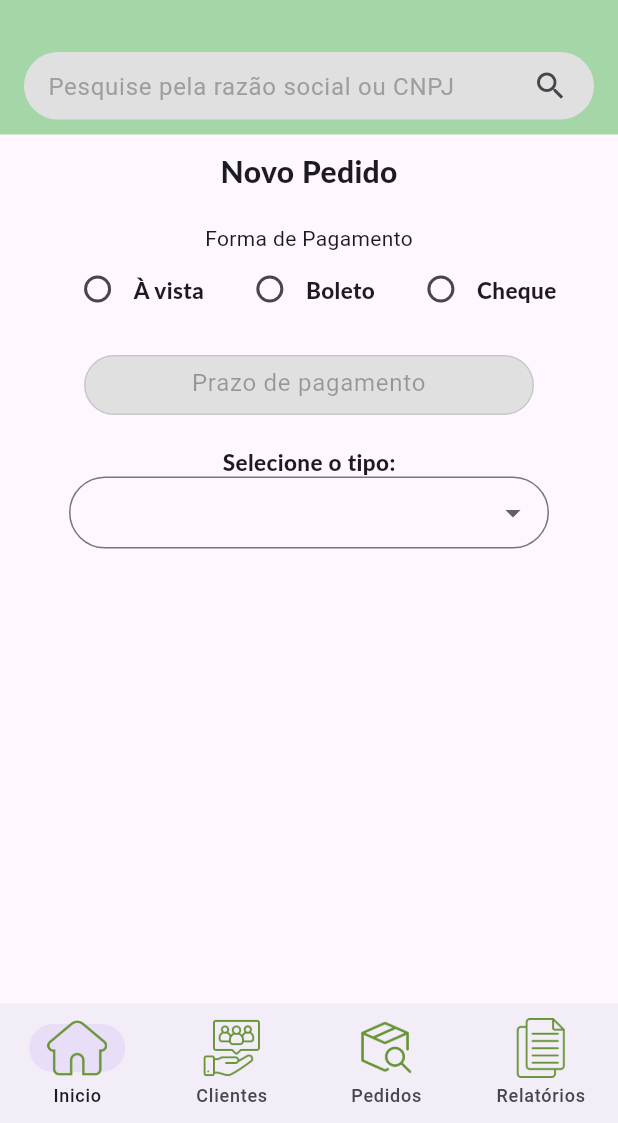
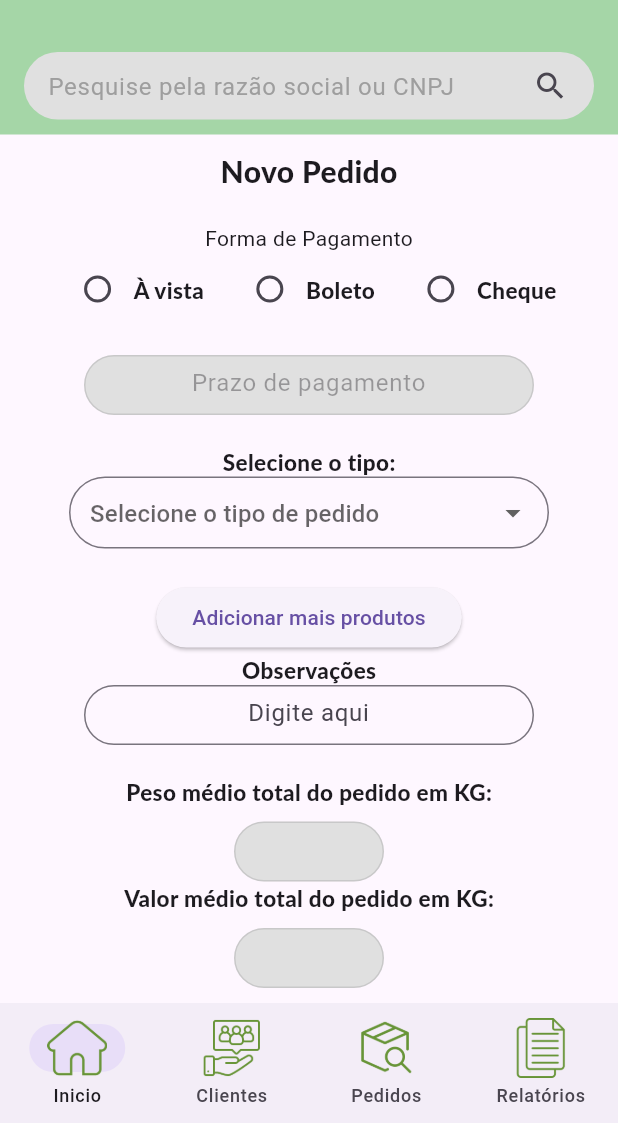
Before and after one commit to vcoimbradev/pacsoft, a Flutter app: the screen it shows after launch, on a phone screen of 412 x 824 dp, the part 113-1236 px from its top. Run offline on Flutter 3.47's test engine with Material 3 defaults, Android fonts, the phone set to English and light mode, and no system bars; Roboto replaces fonts that are missing (Lato).

Commit message:
Tela Pedidos finalizada

```diff
--- a/REPRESENTANTE/pacsoft_representante/lib/Components/Barra_inferior.dart
+++ b/REPRESENTANTE/pacsoft_representante/lib/Components/Barra_inferior.dart
@@ -2,6 +2,8 @@ import 'package:flutter/material.dart';
 import 'package:pacsoft_representante/HOME/PG_INICIAL.dart';
 
 class barra_inferior extends StatefulWidget implements PreferredSizeWidget{
+  const barra_inferior({super.key});
+
   @override
   State<StatefulWidget> createState() {
     return baixo();
--- a/REPRESENTANTE/pacsoft_representante/lib/Components/Barra_pesquisa.dart
+++ b/REPRESENTANTE/pacsoft_representante/lib/Components/Barra_pesquisa.dart
@@ -1,6 +1,8 @@
 import 'package:flutter/material.dart';
 
 class Barra_pesquisa extends StatefulWidget implements PreferredSizeWidget{
+  const Barra_pesquisa({super.key});
+
   @override
   State<StatefulWidget> createState() {
     return barra();
--- a/REPRESENTANTE/pacsoft_representante/lib/Components/Barra_superior.dart
+++ b/REPRESENTANTE/pacsoft_representante/lib/Components/Barra_superior.dart
@@ -1,6 +1,5 @@
 // ignore: file_names
 import 'package:flutter/material.dart';
-import 'package:flutter/services.dart';
 import 'package:pacsoft_representante/HOME/PG_PERFIL.dart';
 
 class barra_superior extends StatefulWidget implements PreferredSizeWidget{
--- a/REPRESENTANTE/pacsoft_representante/lib/Components/Inicializador.dart
+++ b/REPRESENTANTE/pacsoft_representante/lib/Components/Inicializador.dart
@@ -5,6 +5,8 @@ import 'package:pacsoft_representante/HOME/PG_PEDIDOS.dart';
 import 'package:pacsoft_representante/HOME/PG_PERFIL.dart';
 
 class Pacsoft extends StatelessWidget {
+  const Pacsoft({super.key});
+
   @override
   Widget build(BuildContext context) {
     return MaterialApp(
--- a/REPRESENTANTE/pacsoft_representante/lib/Components/Observacoes.dart
+++ b/REPRESENTANTE/pacsoft_representante/lib/Components/Observacoes.dart
@@ -1,6 +1,8 @@
 import 'package:flutter/material.dart';
 
 class Observacoes extends StatefulWidget {
+  const Observacoes({super.key});
+
   @override
   State<StatefulWidget> createState() {
     return observacoesstate();
@@ -17,7 +19,7 @@ class observacoesstate extends State<Observacoes> {
           style: TextStyle(
               fontFamily: 'Lato', fontWeight: FontWeight.w800, fontSize: 15),
         ),
-        Container(
+        SizedBox(
           width: 300,
           height: 40,
           child: TextField(
--- a/REPRESENTANTE/pacsoft_representante/lib/Components/Peso_medio.dart
+++ b/REPRESENTANTE/pacsoft_representante/lib/Components/Peso_medio.dart
@@ -1,6 +1,8 @@
 import 'package:flutter/material.dart';
 
 class Pesomedio extends StatefulWidget {
+  const Pesomedio({super.key});
+
   @override
   State<StatefulWidget> createState() {
     return pesomediostate();
--- a/REPRESENTANTE/pacsoft_representante/lib/Components/Preco.dart
+++ b/REPRESENTANTE/pacsoft_representante/lib/Components/Preco.dart
@@ -1,6 +1,8 @@
 import 'package:flutter/material.dart';
 
 class Preco extends StatefulWidget {
+  const Preco({super.key});
+
   @override
   State<StatefulWidget> createState() {
     return precostate();
@@ -16,7 +18,7 @@ class precostate extends State<Preco> {
         style: TextStyle(
             fontFamily: 'Lato', fontWeight: FontWeight.w800, fontSize: 15),
       ),
-      Container(
+      SizedBox(
         width: 150,
         height: 40,
         child: TextField(
--- a/REPRESENTANTE/pacsoft_representante/lib/Components/Preco_mil.dart
+++ b/REPRESENTANTE/pacsoft_representante/lib/Components/Preco_mil.dart
@@ -1,6 +1,8 @@
 import 'package:flutter/material.dart';
 
 class Preco extends StatefulWidget {
+  const Preco({super.key});
+
   @override
   State<StatefulWidget> createState() {
     return precostate();
@@ -16,7 +18,7 @@ class precostate extends State<Preco> {
         style: TextStyle(
             fontFamily: 'Lato', fontWeight: FontWeight.w800, fontSize: 15),
       ),
-      Container(
+      SizedBox(
         width: 150,
         height: 40,
         child: TextField(
--- a/REPRESENTANTE/pacsoft_representante/lib/Components/Quantidade_KG.dart
+++ b/REPRESENTANTE/pacsoft_representante/lib/Components/Quantidade_KG.dart
@@ -2,6 +2,8 @@ import 'package:flutter/material.dart';
 import 'package:pacsoft_representante/HOME/PG_PEDIDOS.dart';
 
 class QuantidadeKg extends StatefulWidget {
+  const QuantidadeKg({super.key});
+
   @override
   State<StatefulWidget> createState() {
     return quantidadekgstate();
@@ -19,7 +21,7 @@ class quantidadekgstate extends State<QuantidadeKg> {
           style: TextStyle(
               fontFamily: 'Lato', fontWeight: FontWeight.w800, fontSize: 15),
         ),
-        Container(
+        SizedBox(
           width: 150,
           height: 40,
           child: TextField(
--- a/REPRESENTANTE/pacsoft_representante/lib/Components/Quantidade_fardo.dart
+++ b/REPRESENTANTE/pacsoft_representante/lib/Components/Quantidade_fardo.dart
@@ -1,6 +1,8 @@
 import 'package:flutter/material.dart';
 
 class QuantidadeFardo extends StatefulWidget {
+  const QuantidadeFardo({super.key});
+
   @override
   State<StatefulWidget> createState() {
     return quantidadestage();
@@ -17,7 +19,7 @@ class quantidadestage extends State<QuantidadeFardo> {
           style: TextStyle(
               fontFamily: 'Lato', fontWeight: FontWeight.w800, fontSize: 15),
         ),
-        Container(
+        SizedBox(
           width: 150,
           height: 40,
           child: TextField(
--- a/REPRESENTANTE/pacsoft_representante/lib/Components/Quantidade_mil.dart
+++ b/REPRESENTANTE/pacsoft_representante/lib/Components/Quantidade_mil.dart
@@ -1,6 +1,8 @@
 import 'package:flutter/material.dart';
 
 class Preco extends StatefulWidget {
+  const Preco({super.key});
+
   @override
   State<StatefulWidget> createState() {
     return precostate();
@@ -16,7 +18,7 @@ class precostate extends State<Preco> {
         style: TextStyle(
             fontFamily: 'Lato', fontWeight: FontWeight.w800, fontSize: 15),
       ),
-      Container(
+      SizedBox(
         width: 150,
         height: 40,
         child: TextField(
--- a/REPRESENTANTE/pacsoft_representante/lib/Components/Tamanho_Pacote.dart
+++ b/REPRESENTANTE/pacsoft_representante/lib/Components/Tamanho_Pacote.dart
@@ -4,7 +4,7 @@ class TamanhoPacote extends StatefulWidget {
 
 final String? produtoSelecionado; // Recebe o produto selecionado
 
-TamanhoPacote({required this.produtoSelecionado});
+const TamanhoPacote({super.key, required this.produtoSelecionado});
 
   @override
   State<StatefulWidget> createState() {
--- a/REPRESENTANTE/pacsoft_representante/lib/Components/valor_medio.dart
+++ b/REPRESENTANTE/pacsoft_representante/lib/Components/valor_medio.dart
@@ -1,6 +1,8 @@
 import 'package:flutter/material.dart';
 
 class Valormedio extends StatefulWidget {
+  const Valormedio({super.key});
+
   @override
   State<StatefulWidget> createState() {
     return valormediostate();
--- a/REPRESENTANTE/pacsoft_representante/lib/HOME/PG_INICIAL.dart
+++ b/REPRESENTANTE/pacsoft_representante/lib/HOME/PG_INICIAL.dart
@@ -4,6 +4,8 @@ import 'package:pacsoft_representante/Components/Barra_superior.dart';
 import 'package:pacsoft_representante/Components/Barra_inferior.dart';
 
 class PgInicial  extends StatefulWidget{
+  const PgInicial({super.key});
+
   @override
   State<StatefulWidget> createState() {
     // TODO: implement createState
--- a/REPRESENTANTE/pacsoft_representante/lib/HOME/PG_LOGIN.dart
+++ b/REPRESENTANTE/pacsoft_representante/lib/HOME/PG_LOGIN.dart
@@ -1,6 +1,8 @@
 import 'package:flutter/material.dart';
 
 class Login extends StatefulWidget {
+  const Login({super.key});
+
   @override
   State<StatefulWidget> createState() {
     return login();
@@ -75,6 +77,8 @@ class login extends State<Login> {
 }
 
 class botao extends StatelessWidget{
+  const botao({super.key});
+
   @override
   Widget build(BuildContext context) {
     return ElevatedButton(
--- a/REPRESENTANTE/pacsoft_representante/lib/HOME/PG_PEDIDOS.dart
+++ b/REPRESENTANTE/pacsoft_representante/lib/HOME/PG_PEDIDOS.dart
@@ -11,6 +11,8 @@ import 'package:pacsoft_representante/Components/Tamanho_Pacote.dart';
 import 'package:pacsoft_representante/Components/valor_medio.dart';
 
 class PgPedidos extends StatefulWidget {
+  const PgPedidos({super.key});
+
   String? get tamanhoselecionado => null;
 
   set tamanhoselecionadoValue(String? tamanhoselecionadoValue) {}
@@ -23,15 +25,11 @@ class PgPedidos extends StatefulWidget {
 
 class pginicialstate extends State<PgPedidos> {
   String? pagamentoselecionado;
-  String? produtoselecionado;
-  String? tamanhoselecionado;
+  List<Map<String, dynamic>> pedidos = [
+    {'produto': null, 'tamanho': null} // Conjunto inicial de campos
+  ];
 
-  String? get tamanhoselecionadovalue => tamanhoselecionado;
-  set tamanhoselecionadovalue(String? value) {
-    tamanhoselecionado = value;
-  }
-
-  bool get mostrartamanho =>
+  bool mostrartamanho(String? produtoselecionado) =>
       produtoselecionado == 'Bobina Picotada Fosca' ||
       produtoselecionado == 'Bobina Picotada Fosca Especial' ||
       produtoselecionado == 'Bobina Picotada Transparente' ||
@@ -48,22 +46,19 @@ class pginicialstate extends State<PgPedidos> {
           Barra_pesquisa(),
           Flexible(
             child: SingleChildScrollView(
-                  child: Column(children: [
-            SizedBox(
-              height: 10,
-            ),
+              child: Column(
+                children: [
+                  SizedBox(height: 10),
                   Text(
                     'Novo Pedido',
                     style: TextStyle(
                       fontFamily: 'Lato',
                       fontWeight: FontWeight.w800,
-                  fontSize: 20),
+                      fontSize: 20,
                     ),
-            SizedBox(
-              height: 20,
                   ),
+                  SizedBox(height: 20),
                   Column(
-              mainAxisAlignment: MainAxisAlignment.end,
                     children: [
                       Text('Forma de Pagamento'),
                       Row(
@@ -73,58 +68,65 @@ class pginicialstate extends State<PgPedidos> {
                             value: "avista",
                             groupValue: pagamentoselecionado,
                             onChanged: (value) {
+                              setState(() {
                                 pagamentoselecionado = value;
-                        }),
+                              });
+                            },
+                          ),
                           Text(
                             'À vista',
                             style: TextStyle(
                               fontFamily: 'Lato',
                               fontWeight: FontWeight.w800,
-                          fontSize: 15),
+                              fontSize: 15,
                             ),
-                    SizedBox(
-                      width: 20,
                           ),
+                          SizedBox(width: 20),
                           Radio<String>(
                             value: 'boleto',
                             groupValue: pagamentoselecionado,
                             onChanged: (value) {
+                              setState(() {
                                 pagamentoselecionado = value;
-                        }),
+                              });
+                            },
+                          ),
                           Text(
                             'Boleto',
                             style: TextStyle(
                               fontFamily: 'Lato',
                               fontWeight: FontWeight.w800,
-                          fontSize: 15),
+                              fontSize: 15,
                             ),
-                    SizedBox(
-                      width: 20,
                           ),
+                          SizedBox(width: 20),
                           Radio<String>(
                             value: 'cheque',
                             groupValue: pagamentoselecionado,
                             onChanged: (value) {
+                              setState(() {
                                 pagamentoselecionado = value;
-                        }),
+                              });
+                            },
+                          ),
                           Text(
                             'Cheque',
                             style: TextStyle(
                               fontFamily: 'Lato',
                               fontWeight: FontWeight.w800,
-                          fontSize: 15),
+                              fontSize: 15,
+                            ),
                           ),
                         ],
                       ),
-                SizedBox(
-                  height: 20,
-                ),
+                      SizedBox(height: 20),
                       Container(
                         width: 300,
                         height: 40,
                         decoration: BoxDecoration(
                           color: Colors.grey[300],
-                      borderRadius: BorderRadius.circular(100)),
+                          borderRadius: BorderRadius.circular(100),
+                        ),
                         child: TextField(
                           enabled: false,
                           textAlign: TextAlign.center,
@@ -132,44 +134,48 @@ class pginicialstate extends State<PgPedidos> {
                             contentPadding: EdgeInsets.symmetric(vertical: 10),
                             hintText: 'Prazo de pagamento',
                             border: OutlineInputBorder(
-                          borderRadius: BorderRadius.circular(100)),
+                              borderRadius: BorderRadius.circular(100),
                             ),
                           ),
                         ),
-                SizedBox(
-                  height: 20,
                       ),
+                      SizedBox(height: 20),
+                      ...pedidos.asMap().entries.map((entry) {
+                        int index = entry.key;
+                        Map<String, dynamic> pedido = entry.value;
 
-                //* TODO: Campo de seleção do tipo de pedido *//
+                        return Column(
+                          key: ValueKey(index), // Chave única para cada item
+                          children: [
                             Text(
                               'Selecione o tipo:',
                               style: TextStyle(
                                 fontFamily: 'Lato',
                                 fontWeight: FontWeight.w800,
-                      fontSize: 15),
+                                fontSize: 15,
                               ),
-                Container(
+                            ),
+                            SizedBox(
                               width: 320,
                               height: 50,
                               child: DropdownButtonFormField<String>(
                                 decoration: InputDecoration(
-                        contentPadding:
-                            EdgeInsets.symmetric(vertical: 10, horizontal: 10),
+                                  contentPadding: EdgeInsets.symmetric(
+                                      vertical: 10, horizontal: 10),
                                   hintText: 'Selecione o tipo de pedido',
                                   border: OutlineInputBorder(
-                            borderRadius: BorderRadius.circular(100)),
+                                    borderRadius: BorderRadius.circular(100),
+                                  ),
                                 ),
                                 items: [
-                        DropdownMenuItem(
-                          child: SizedBox.shrink(),
-                        ),
                                   DropdownMenuItem(
                                     value: 'Bobina Picotada Fosca',
                                     child: Text('Bobina Picotada Fosca'),
                                   ),
                                   DropdownMenuItem(
                                     value: 'Bobina Picotada Fosca Especial',
-                          child: Text('Bobina Picotada Fosca Especial'),
+                                    child:
+                                        Text('Bobina Picotada Fosca Especial'),
                                   ),
                                   DropdownMenuItem(
                                     value: 'Bobina Picotada Transparente',
@@ -190,71 +196,55 @@ class pginicialstate extends State<PgPedidos> {
                                 ],
                                 onChanged: (value) {
                                   setState(() {
-                          produtoselecionado = value;
-                          tamanhoselecionado = value;
+                                    pedido['produto'] = value;
                                   });
                                 },
-                    )),
-
-                if (mostrartamanho) ...[ //* TODO: Campo de seleção do tipo de pedido e botão de adicionar, guardar e cancelar *//
-                  SizedBox(
-                    height: 20,
                               ),
+                            ),
+                            if (mostrartamanho(pedido['produto'])) ...[
+                              SizedBox(height: 20),
                               Row(
-                    mainAxisAlignment: MainAxisAlignment.spaceAround,
+                                mainAxisAlignment:
+                                    MainAxisAlignment.spaceAround,
                                 children: [
                                   TamanhoPacote(
-                        produtoSelecionado: produtoselecionado,
+                                    produtoSelecionado: pedido['produto'],
                                   ),
                                   QuantidadeKg(),
                                 ],
                               ),
                               Row(
-                    mainAxisAlignment: MainAxisAlignment.spaceAround,
+                                mainAxisAlignment:
+                                    MainAxisAlignment.spaceAround,
                                 children: [
                                   QuantidadeFardo(),
                                   Preco(),
                                 ],
                               ),
-                  SizedBox(
-                    height: 20,
+                            ],
+                            SizedBox(height: 20),
+                          ],
+                        );
+                      }).toList(),
+                      ElevatedButton(
+                        onPressed: () {
+                          setState(() {
+                            pedidos.add({'produto': null, 'tamanho': null});
+                          });
+                        },
+                        child: Text('Adicionar mais produtos'),
                       ),
                       Observacoes(),
-                  SizedBox(
-                    height: 20,
-                  ),
+                      SizedBox(height: 20),
                       Pesomedio(),
                       Valormedio(),
-                  SizedBox(
-                    height: 20,
-                  ),
-                  Row(
-                      mainAxisAlignment: MainAxisAlignment.spaceAround,
-                      children: [
-                        Column(
-                          children: [
-                            Image.asset('assets/images/confirmar.png',
-                                width: 5),
-                            botao_confirmar(),
+                      SizedBox(height: 20),
                     ],
                   ),
-                        Column(
-                          children: [
-                            Image.asset('assets/images/guardar.png', width: 5),
-                            botao_guardar(),
                 ],
               ),
-                        Column(
-                          children: [
-                            Image.asset('assets/images/cancelar.png', width: 5),
-                            botao_cancelar(),
-                          ],
             ),
-                      ]),
-                ]
-              ],
           ),
-          ])))
         ],
       ),
       bottomNavigationBar: barra_inferior(),
@@ -263,6 +253,8 @@ class pginicialstate extends State<PgPedidos> {
 }
 
 class botao_confirmar extends StatelessWidget {
+  const botao_confirmar({super.key});
+
   @override
   Widget build(BuildContext context) {
     return ElevatedButton(
@@ -281,6 +273,8 @@ class botao_confirmar extends StatelessWidget {
 }
 
 class botao_guardar extends StatelessWidget {
+  const botao_guardar({super.key});
+
   @override
   Widget build(BuildContext context) {
     return ElevatedButton(
@@ -300,6 +294,8 @@ class botao_guardar extends StatelessWidget {
 }
 
 class botao_cancelar extends StatelessWidget {
+  const botao_cancelar({super.key});
+
   @override
   Widget build(BuildContext context) {
     return ElevatedButton(
--- a/REPRESENTANTE/pacsoft_representante/lib/HOME/PG_PERFIL.dart
+++ b/REPRESENTANTE/pacsoft_representante/lib/HOME/PG_PERFIL.dart
@@ -4,6 +4,8 @@ import 'package:pacsoft_representante/Components/Barra_pesquisa.dart';
 import 'package:pacsoft_representante/Components/Barra_superior.dart';
 
 class Pg_Perfil extends StatefulWidget{
+  const Pg_Perfil({super.key});
+
   @override
   State<StatefulWidget> createState() {
     return perfil();
```
Also changed, not shown: 1 other file. Lines whose indentation alone changed are shown as unchanged.
